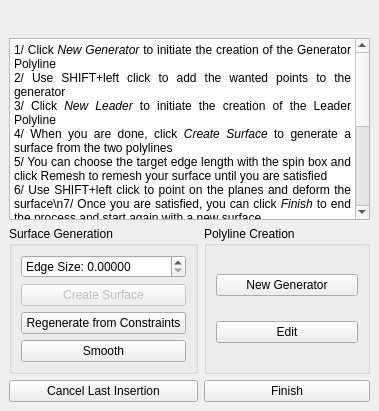
Old version of the form Polyhedron/demo/Polyhedron/Plugins/Surface_mesh_deformation/Create_surface.ui in the repository maxGimeno/cgal.
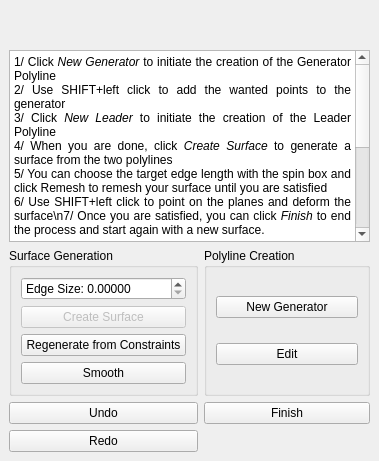
New version of the form.

Commit message: add undo/redo

The edit to the form file:
```diff
--- a/Polyhedron/demo/Polyhedron/Plugins/Surface_mesh_deformation/Create_surface.ui
+++ b/Polyhedron/demo/Polyhedron/Plugins/Surface_mesh_deformation/Create_surface.ui
@@ -7,7 +7,7 @@
     <x>0</x>
     <y>0</y>
     <width>379</width>
-    <height>411</height>
+    <height>461</height>
    </rect>
   </property>
   <property name="windowTitle">
@@ -113,6 +113,20 @@
         </layout>
        </widget>
       </item>
+      <item row="3" column="2">
+       <widget class="QPushButton" name="finishButton">
+        <property name="text">
+         <string>Finish</string>
+        </property>
+       </widget>
+      </item>
+      <item row="3" column="0">
+       <widget class="QPushButton" name="UndoButton">
+        <property name="text">
+         <string>Undo</string>
+        </property>
+       </widget>
+      </item>
       <item row="2" column="2">
        <widget class="QGroupBox" name="groupBox_3">
         <property name="title">
@@ -140,17 +154,10 @@
         </layout>
        </widget>
       </item>
-      <item row="3" column="2">
-       <widget class="QPushButton" name="finishButton">
+      <item row="4" column="0">
+       <widget class="QPushButton" name="redoButton">
         <property name="text">
-         <string>Finish</string>
-        </property>
-       </widget>
-      </item>
-      <item row="3" column="0">
-       <widget class="QPushButton" name="cancelButton">
-        <property name="text">
-         <string>Cancel Last Insertion</string>
+         <string>Redo</string>
         </property>
        </widget>
       </item>
```
The commit also changes 1 other file.
